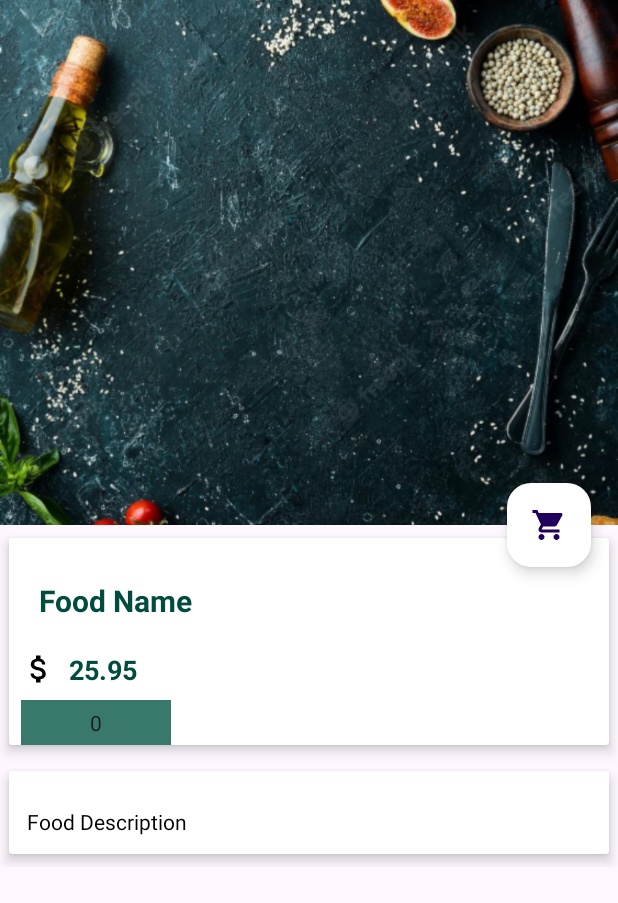
After one commit to CharlieScarver/NomNomFood, an Android app: the FoodDetails screen opened directly, with no data from a screen before it, on a phone screen of 412 x 824 dp. The commit adds this screen. Shown: the top 903 px of the screen. Run offline under Robolectric (Android 15) with nearby library versions, the phone set to English and light mode, and no system bars; our stand-ins replace Firebase (no records; nobody signed in at launch, a user with empty details on screens opened directly), Picasso.

Commit message:
Food details screen

```diff
--- a/app/build.gradle
+++ b/app/build.gradle
@@ -60,4 +60,6 @@ dependencies {
     implementation 'com.squareup.picasso:picasso:2.8'
     //implementation 'com.firebaseui:firebase-ui-database:1.2.0'
     implementation 'com.firebaseui:firebase-ui-database:8.0.2'
+
+    //implementation 'com.cepheuen.elegant-number-button:lib:1.0.2'
 }
--- a/app/src/main/AndroidManifest.xml
+++ b/app/src/main/AndroidManifest.xml
@@ -14,6 +14,9 @@
         android:supportsRtl="true"
         android:theme="@style/Theme.NomNomFood"
         tools:targetApi="31">
+        <activity
+            android:name=".FoodDetails"
+            android:exported="false" />
         <activity
             android:name=".FoodList"
             android:exported="false" />
--- /dev/null
+++ b/app/src/main/java/com/example/nomnomfood/FoodDetails.java
@@ -0,0 +1,91 @@
+package com.example.nomnomfood;
+
+import androidx.annotation.NonNull;
+import androidx.appcompat.app.AppCompatActivity;
+
+import android.content.Intent;
+import android.os.Bundle;
+import android.widget.ImageView;
+import android.widget.NumberPicker;
+import android.widget.TextView;
+
+import com.example.nomnomfood.Model.Food;
+import com.google.android.material.appbar.CollapsingToolbarLayout;
+import com.google.android.material.floatingactionbutton.FloatingActionButton;
+import com.google.firebase.database.DataSnapshot;
+import com.google.firebase.database.DatabaseError;
+import com.google.firebase.database.DatabaseReference;
+import com.google.firebase.database.FirebaseDatabase;
+import com.google.firebase.database.ValueEventListener;
+import com.squareup.picasso.Picasso;
+
+public class FoodDetails extends AppCompatActivity {
+
+    private TextView txtFoodName, txtFoodPrice, txtFoodDescription;
+    private ImageView imgFood;
+
+    private CollapsingToolbarLayout toolbarLayout;
+    private FloatingActionButton btnCart;
+    private NumberPicker numberPicker;
+
+    private String foodId;
+
+    private FirebaseDatabase database;
+    private DatabaseReference foodList;
+
+    @Override
+    protected void onCreate(Bundle savedInstanceState) {
+        super.onCreate(savedInstanceState);
+        setContentView(R.layout.activity_food_details);
+
+        // Firebase
+        database = FirebaseDatabase.getInstance();
+        foodList = database.getReference("Food");
+
+        // Init view
+        numberPicker = findViewById(R.id.btnQuantity);
+        btnCart = findViewById(R.id.btnCart);
+
+        txtFoodName = findViewById(R.id.txtFoodName);
+        txtFoodPrice = findViewById(R.id.txtFoodPrice);
+        txtFoodDescription = findViewById(R.id.txtFoodDescription);
+        imgFood = findViewById(R.id.imgFood);
+
+        toolbarLayout = findViewById(R.id.collapsing_toolbar);
+        toolbarLayout.setExpandedTitleTextAppearance(R.style.ExpandedAppbar);
+        toolbarLayout.setCollapsedTitleTextAppearance(R.style.CollapsedAppbar);
+
+        // Get Food Id from intent
+        Intent intent = getIntent();
+        if (intent != null) {
+            foodId = intent.getStringExtra("FoodId");
+        }
+
+        if (foodId != null && !foodId.isEmpty()) {
+            getFoodDetails(foodId);
+        }
+    }
+
+    private void getFoodDetails(String foodId) {
+        foodList.child(foodId).addValueEventListener(new ValueEventListener() {
+            @Override
+            public void onDataChange(@NonNull DataSnapshot snapshot) {
+                Food food = snapshot.getValue(Food.class);
+
+                // Set image
+                Picasso.get().load(food.getImage())
+                        .into(imgFood);
+
+                toolbarLayout.setTitle(food.getName());
+                txtFoodName.setText(food.getName());
+                txtFoodPrice.setText(food.getPrice());
+                txtFoodDescription.setText(food.getDescription());
+            }
+
+            @Override
+            public void onCancelled(@NonNull DatabaseError error) {
+
+            }
+        });
+    }
+}
--- a/app/src/main/java/com/example/nomnomfood/FoodList.java
+++ b/app/src/main/java/com/example/nomnomfood/FoodList.java
@@ -79,7 +79,11 @@ public class FoodList extends AppCompatActivity {
                 holder.setItemClickListener(new ItemClickListener() {
                     @Override
                     public void onClick(View view, int position, boolean isLongClick) {
-                        Toast.makeText(FoodList.this, food.getName(), Toast.LENGTH_SHORT).show();
+                        // Start Food Details activity
+                        Intent foodDetails = new Intent(FoodList.this, FoodDetails.class);
+                        // Get FoodId and send it to the food details activity as an extra string
+                        foodDetails.putExtra("FoodId", adapter.getRef(position).getKey());
+                        startActivity(foodDetails);
                     }
                 });
 
--- a/app/src/main/java/com/example/nomnomfood/Home.java
+++ b/app/src/main/java/com/example/nomnomfood/Home.java
@@ -113,7 +113,7 @@ public class Home extends AppCompatActivity {
                 holder.setItemClickListener(new ItemClickListener() {
                     @Override
                     public void onClick(View view, int position, boolean isLongClick) {
-                        // Get Category Id and send it to the food list activity as extra string
+                        // Get Category Id and send it to the food list activity as an extra string
                         Intent foodList = new Intent(Home.this, FoodList.class);
                         foodList.putExtra("CategoryId", adapter.getRef(position).getKey());
                         startActivity(foodList);
--- /dev/null
+++ b/app/src/main/res/drawable/attach_money_24.xml
@@ -0,0 +1,5 @@
+<vector android:height="24dp" android:tint="#000000"
+    android:viewportHeight="24" android:viewportWidth="24"
+    android:width="24dp" xmlns:android="http://schemas.android.com/apk/res/android">
+    <path android:fillColor="@android:color/white" android:pathData="M11.8,10.9c-2.27,-0.59 -3,-1.2 -3,-2.15 0,-1.09 1.01,-1.85 2.7,-1.85 1.78,0 2.44,0.85 2.5,2.1h2.21c-0.07,-1.72 -1.12,-3.3 -3.21,-3.81V3h-3v2.16c-1.94,0.42 -3.5,1.68 -3.5,3.61 0,2.31 1.91,3.46 4.7,4.13 2.5,0.6 3,1.48 3,2.41 0,0.69 -0.49,1.79 -2.7,1.79 -2.06,0 -2.87,-0.92 -2.98,-2.1h-2.2c0.12,2.19 1.76,3.42 3.68,3.83V21h3v-2.15c1.95,-0.37 3.5,-1.5 3.5,-3.55 0,-2.84 -2.43,-3.81 -4.7,-4.4z"/>
+</vector>
--- /dev/null
+++ b/app/src/main/res/layout/activity_food_details.xml
@@ -0,0 +1,164 @@
+<?xml version="1.0" encoding="utf-8"?>
+<androidx.coordinatorlayout.widget.CoordinatorLayout xmlns:android="http://schemas.android.com/apk/res/android"
+    xmlns:app="http://schemas.android.com/apk/res-auto"
+    xmlns:tools="http://schemas.android.com/tools"
+    android:layout_width="match_parent"
+    android:layout_height="match_parent"
+    tools:context=".FoodDetails">
+
+    <com.google.android.material.appbar.AppBarLayout
+        android:id="@+id/app_bar_layout"
+        android:layout_width="match_parent"
+        android:layout_height="wrap_content"
+        android:theme="@style/ThemeOverlay.AppCompat.Dark.ActionBar"
+        android:fitsSystemWindows="true"
+        >
+
+        <com.google.android.material.appbar.CollapsingToolbarLayout
+            android:id="@+id/collapsing_toolbar"
+            android:layout_width="match_parent"
+            android:layout_height="350dp"
+            android:fitsSystemWindows="true"
+            app:layout_scrollFlags="scroll|exitUntilCollapsed"
+            app:contentScrim="#0e0d0e"
+            app:expandedTitleTextAppearance="@android:color/transparent"
+            >
+
+            <ImageView
+                android:id="@+id/imgFood"
+                android:layout_width="match_parent"
+                android:layout_height="match_parent"
+                android:contentDescription="@null"
+                android:scaleType="centerCrop"
+                android:src="@drawable/background_top_view"
+                app:layout_collapseMode="parallax"
+                />
+
+            <androidx.appcompat.widget.Toolbar
+                android:id="@+id/toolbar"
+                android:title="@string/ph_name_of_food"
+                android:layout_width="match_parent"
+                android:layout_height="?attr/actionBarSize"
+                app:popupTheme="@style/ThemeOverlay.AppCompat.Light"
+                app:layout_collapseMode="parallax"
+
+                />
+
+        </com.google.android.material.appbar.CollapsingToolbarLayout>
+
+    </com.google.android.material.appbar.AppBarLayout>
+
+    <com.google.android.material.floatingactionbutton.FloatingActionButton
+        android:id="@+id/btnCart"
+        android:src="@drawable/shopping_cart_24"
+        android:backgroundTint="@android:color/white"
+        android:layout_width="wrap_content"
+        android:layout_height="wrap_content"
+        app:elevation="6dp"
+        app:pressedTranslationZ="12dp"
+        app:layout_anchor="@id/app_bar_layout"
+        app:layout_anchorGravity="bottom|right|end"
+        app:useCompatPadding="true"
+        />
+
+    <androidx.core.widget.NestedScrollView
+        android:id="@+id/nestedScrollView"
+        android:clipToPadding="false"
+        android:layout_width="match_parent"
+        android:layout_height="match_parent"
+        app:layout_behavior="@string/appbar_scrolling_view_behavior">
+
+        <LinearLayout
+            android:orientation="vertical"
+            android:layout_width="match_parent"
+            android:layout_height="wrap_content">
+
+            <androidx.cardview.widget.CardView
+                android:layout_width="match_parent"
+                android:layout_height="wrap_content"
+                app:cardElevation="5dp"
+                app:cardUseCompatPadding="true" >
+
+                <LinearLayout
+                    android:orientation="vertical"
+                    android:layout_width="match_parent"
+                    android:layout_height="wrap_content">
+
+                    <TextView
+                        android:id="@+id/txtFoodName"
+                        android:layout_width="wrap_content"
+                        android:layout_height="wrap_content"
+                        android:padding="20sp"
+                        android:layout_marginTop="8dp"
+                        android:text="@string/ph_name_of_food"
+                        android:textColor="@color/colorPrimary"
+                        android:textSize="20sp"
+                        android:textStyle="bold" />
+
+                    <LinearLayout
+                        android:id="@+id/layout_price"
+                        android:layout_width="match_parent"
+                        android:layout_height="wrap_content">
+
+                        <ImageView
+                            android:src="@drawable/attach_money_24"
+                            android:layout_weight="1"
+                            android:layout_width="0dp"
+                            android:layout_height="wrap_content" />
+
+                        <TextView
+                            android:id="@+id/txtFoodPrice"
+                            android:layout_weight="9"
+                            android:layout_width="0dp"
+                            android:layout_height="wrap_content"
+                            android:text="@string/ph_food_price"
+                            android:textColor="@color/colorPrimary"
+                            android:textSize="18sp"
+                            android:textStyle="bold" />
+
+                    </LinearLayout>
+
+                    <NumberPicker
+                        android:id="@+id/btnQuantity"
+                        android:layout_width="100dp"
+                        android:layout_height="30dp"
+                        android:layout_marginTop="8dp"
+                        android:layout_marginStart="8dp"
+
+                        android:textColor="@android:color/white"
+                        android:background="@color/colorAccent" />
+                        <!--
+                        android:layout_marginBottom="8dp"
+                        app:backGroundColor="@color/colorAccent"
+                        app:initialNumber="1"
+                        app:finalNumber="20"
+                        -->
+
+                </LinearLayout>
+
+            </androidx.cardview.widget.CardView>
+
+            <androidx.cardview.widget.CardView
+                app:cardElevation="5dp"
+                app:cardUseCompatPadding="true"
+                android:layout_width="match_parent"
+                android:layout_height="wrap_content">
+
+                <TextView
+                    android:id="@+id/txtFoodDescription"
+                    android:layout_width="wrap_content"
+                    android:layout_height="wrap_content"
+                    android:layout_marginTop="12dp"
+                    android:padding="12dp"
+                    android:lineSpacingMultiplier="1.5"
+                    android:text="@string/ph_food_description"
+                    android:textColor="@android:color/black"
+                    android:textSize="14sp"
+                    />
+
+            </androidx.cardview.widget.CardView>
+        </LinearLayout>
+
+    </androidx.core.widget.NestedScrollView>
+
+</androidx.coordinatorlayout.widget.CoordinatorLayout>
--- a/app/src/main/res/values/strings.xml
+++ b/app/src/main/res/values/strings.xml
@@ -19,6 +19,8 @@
     <string name="menu_orders">Orders</string>
     <string name="prefillPhone">0895195632</string>
     <string name="prefillPass">Pasta3!</string>
-    <string name="ph_name_of_food">Name of Food</string>
-    <string name="ph_name_of_menu">Name of Menu</string>
+    <string name="ph_name_of_food">Food Name</string>
+    <string name="ph_name_of_menu">Menu Item Name</string>
+    <string name="ph_food_price">25.95</string>
+    <string name="ph_food_description">Food Description</string>
 </resources>
--- a/app/src/main/res/values/themes.xml
+++ b/app/src/main/res/values/themes.xml
@@ -2,7 +2,9 @@
     <!-- Base application theme. -->
     <style name="Base.Theme.NomNomFood" parent="Theme.Material3.DayNight.NoActionBar">
         <!-- Customize your light theme here. -->
-        <!-- <item name="colorPrimary">@color/my_light_primary</item> -->
+        <item name="colorPrimary">@color/colorPrimary</item>
+        <item name="colorPrimaryDark">@color/colorPrimaryDark</item>
+        <item name="colorAccent">@color/colorAccent</item>
     </style>
 
     <style name="Theme.NomNomFood" parent="Base.Theme.NomNomFood" />
@@ -15,4 +17,15 @@
     <style name="Theme.NomNomFood.AppBarOverlay" parent="ThemeOverlay.AppCompat.Dark.ActionBar" />
 
     <style name="Theme.NomNomFood.PopupOverlay" parent="ThemeOverlay.AppCompat.Light" />
+
+    <style name="CollapsedAppbar" parent="@android:style/TextAppearance.Medium">
+        <item name="android:textSize">24sp</item>
+        <item name="android:textColor">@android:color/white</item>
+        <item name="android:textStyle">normal</item>
+    </style>
+
+    <style name="ExpandedAppbar" parent="@android:style/TextAppearance.Medium">
+        <item name="android:textColor">@color/colorPrimary</item>
+        <item name="android:textStyle">normal</item>
+    </style>
 </resources>
--- a/settings.gradle
+++ b/settings.gradle
@@ -3,6 +3,7 @@ pluginManagement {
         google()
         mavenCentral()
         gradlePluginPortal()
+        jcenter()
     }
 }
 dependencyResolutionManagement {
```
